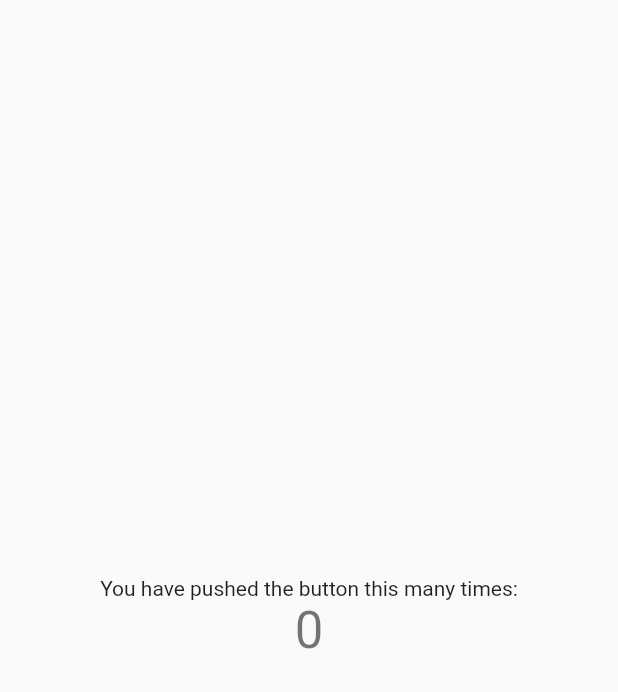
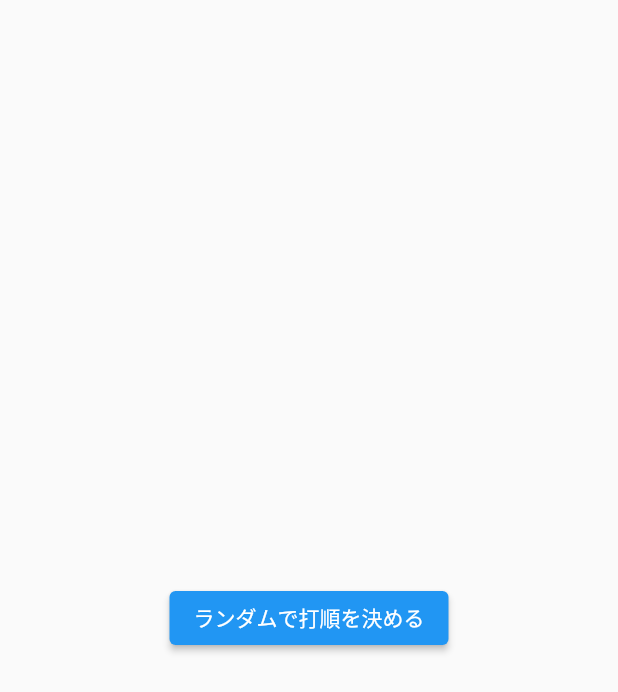
Before and after one commit to nfrutta/randam-order, a Flutter app: the screen it shows after launch, on a phone screen of 412 x 824 dp. Shown: the top 692 px of the screen. Run offline on Flutter 3.47's test engine with Material 2 defaults, Android fonts, the phone set to English and light mode, and no system bars.

Commit message:
道筋はできた

```diff
--- a/lib/app.dart
+++ b/lib/app.dart
@@ -10,9 +10,9 @@ class App extends StatelessWidget {
     return MaterialApp(
       title: 'Flutter Demo',
       theme: ThemeData(
-        primarySwatch: Colors.blueGrey,
+        primarySwatch: Colors.blue,
       ),
-      home: const TopPage(title: 'Flutter Demo Home Page'),
+      home: const TopPage(),
     );
   }
 }
--- a/lib/pages/top_page.dart
+++ b/lib/pages/top_page.dart
@@ -1,22 +1,8 @@
 import 'package:flutter/material.dart';
+import 'package:random_order/pages/order_page.dart';
 
-class TopPage extends StatefulWidget {
-  const TopPage({Key? key, required this.title}) : super(key: key);
-
-  final String title;
-
-  @override
-  State<TopPage> createState() => _TopPageState();
-}
-
-class _TopPageState extends State<TopPage> {
-  int _counter = 0;
-
-  void _incrementCounter() {
-    setState(() {
-      _counter++;
-    });
-  }
+class TopPage extends StatelessWidget {
+  const TopPage({Key? key}) : super(key: key);
 
   @override
   Widget build(BuildContext context) {
@@ -26,12 +12,14 @@ class _TopPageState extends State<TopPage> {
           child: Column(
             mainAxisAlignment: MainAxisAlignment.center,
             children: <Widget>[
-              const Text(
-                'You have pushed the button this many times:',
-              ),
-              Text(
-                '$_counter',
-                style: Theme.of(context).textTheme.headline4,
+              ElevatedButton(
+                onPressed: () {
+                  Navigator.push(
+                    context,
+                    MaterialPageRoute(builder: (context) => const OrderPage()),
+                  );
+                },
+                child: const Text('ランダムで打順を決める'),
               ),
             ],
           ),
```
Also changed, not shown: lib/pages/order_page.dart (added, +88 -0 lines), lib/pages/result_page.dart (added, +28 -0 lines).
